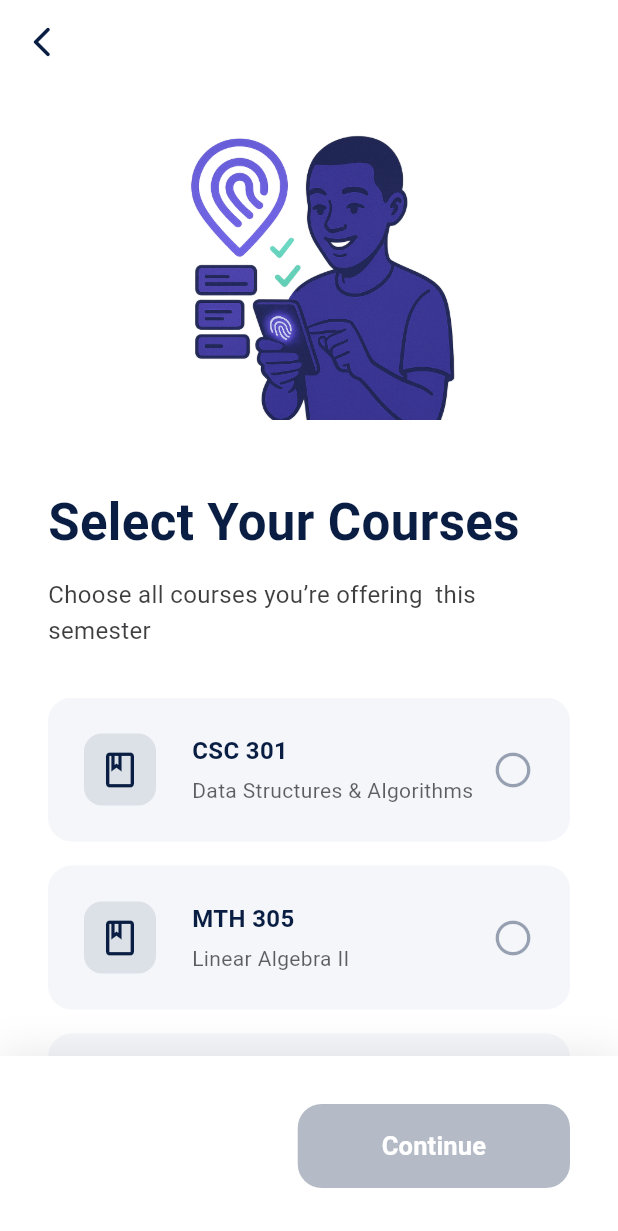
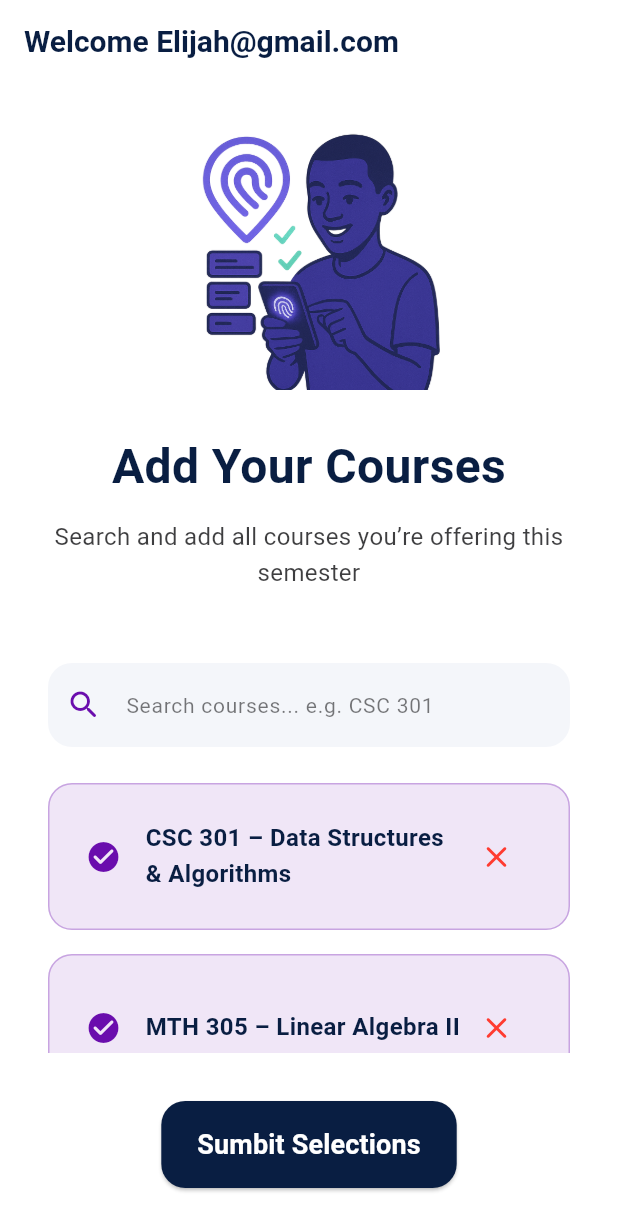
Before and after one commit to anddevhazy/attend_frontend, a Flutter app: the StudentCourseSelectionPage screen opened by its route, on a phone screen of 412 x 824 dp. Shown: the top 1231 px of the screen. Run offline on Flutter 3.47's test engine with Material 3 defaults, Android fonts, the phone set to English and light mode, and no system bars; our stand-ins replace flutter_screenutil, go_router; Roboto replaces fonts that are missing (Poppins).

Commit message:
feat(student_course_selection UI) - DONE

```diff
--- a/lib/features/student/auth/presentation/pages/student_signup_page.dart
+++ b/lib/features/student/auth/presentation/pages/student_signup_page.dart
@@ -174,7 +174,7 @@ class _StudentSignUpPageState extends State<StudentSignUpPage> {
                     if (value == null || value.isEmpty) {
                       return "Password is required";
                     }
-                    if (value.length < 6)
+                    if (value.length < 2)
                       return "Must be at least 6 characters";
                     return null;
                   },
--- a/lib/features/student/course_selection/presentation/pages/student_course_selection_page.dart
+++ b/lib/features/student/course_selection/presentation/pages/student_course_selection_page.dart
@@ -1,8 +1,14 @@
+import 'package:attend/global/components/app_dialog.dart';
+import 'package:attend/global/components/app_toast.dart';
+import 'package:attend/global/components/empty_state.dart';
+import 'package:attend/global/components/loading_overlay.dart';
+import 'package:attend/global/routes/routes.dart';
+import 'package:flutter/material.dart';
 import 'package:attend/global/constants/assets.dart';
 import 'package:attend/global/constants/colors.dart';
 import 'package:attend/global/constants/spacing.dart';
 import 'package:attend/global/constants/text_styles.dart';
-import 'package:flutter/material.dart';
+import 'package:go_router/go_router.dart';
 
 class StudentCourseSelectionPage extends StatefulWidget {
   const StudentCourseSelectionPage({super.key});
@@ -14,140 +20,198 @@ class StudentCourseSelectionPage extends StatefulWidget {
 
 class _StudentCourseSelectionPageState
     extends State<StudentCourseSelectionPage> {
-  // I will replace with real data from backend
-  final List<Map<String, dynamic>> availableCourses = [
-    {
-      'code': 'CSC 301',
-      'title': 'Data Structures & Algorithms',
-      'lecturer': 'Dr. Adebayo',
-      'selected': false,
-    },
-    {
-      'code': 'MTH 305',
-      'title': 'Linear Algebra II',
-      'lecturer': 'Prof. Okafor',
-      'selected': false,
-    },
-    {
-      'code': 'PHY 302',
-      'title': 'Electromagnetism',
-      'lecturer': 'Dr. Eze',
-      'selected': false,
-    },
-    {
-      'code': 'CHM 304',
-      'title': 'Organic Chemistry II',
-      'lecturer': 'Dr. Ibrahim',
-      'selected': false,
-    },
+  // Simulate logged-in user
+  final String userEmail = "Elijah@gmail.com";
+
+  // Simulated selected courses (user adds via search)
+  final List<String> selectedCourses = [
+    "CSC 301 – Data Structures & Algorithms",
+    "MTH 305 – Linear Algebra II",
   ];
 
-  int selectedCount = 0;
+  // Search controller
+  final TextEditingController _searchController = TextEditingController();
+
+  // Simulated search results (in real app: API call)
+  final List<String> mockSearchResults = [
+    "CSC 301 – Data Structures & Algorithms",
+    "MTH 305 – Linear Algebra II",
+    "PHY 302 – Electromagnetism",
+    "CHM 304 – Organic Chemistry II",
+    "GST 301 – Entrepreneurship",
+    "BIO 201 – Genetics",
+  ];
+
+  // Add this method inside _StudentSignUpPageState
+  Future<void> _simulateCourseSelectionSubmission() async {
+    // 1. Show loading
+    LoadingOverlay.show(context);
+
+    // Simulate network delay
+    await Future.delayed(const Duration(seconds: 2));
+
+    // === SIMULATED SCENARIOS (uncomment ONE at a time to test) ===
+
+    // Scenario 1: Network unavailable
+    // LoadingOverlay.hide();
+    // AppToast.show(
+    //   context: context,
+    //   message: "No internet connection",
+    //   type: ToastType.error,
+    // );
+    // return;
+
+    // Scenario 2: API failure (500)
+    // LoadingOverlay.hide();
+    // AppToast.show(
+    //   context: context,
+    //   message: "Server error. Try again later",
+    //   type: ToastType.error,
+    // );
+    // return;
+
+    // Scenario 4: Unexpected error (e.g. JSON parse fail)
+    // LoadingOverlay.hide();
+    // AppToast.show(
+    //   context: context,
+    //   message: "Something went wrong. Please try again",
+    //   type: ToastType.error,
+    // );
+    // return;
+
+    // // Scenario 5: SUCCESS → Course Selection Submitted created!
+    LoadingOverlay.hide();
+    AppToast.show(
+      context: context,
+      message: "Courses Successfully Selected",
+      type: ToastType.success,
+    );
+
+    // Navigate after celebration
+    await Future.delayed(const Duration(seconds: 3));
+    context.goNamed(Routes.studentDashboardName);
+  }
 
   @override
   Widget build(BuildContext context) {
-    final selectedCourses =
-        availableCourses.where((c) => c['selected'] as bool).toList();
-    selectedCount = selectedCourses.length;
-
-    return Scaffold(
+    return PopScope(
+      // This prevents back navigation AND swipe-back gesture
+      canPop: false,
+      onPopInvoked: (didPop) {
+        if (didPop) return;
+        // Optional: Ask "Exit app?" only if they try to go back
+        _showExitConfirmation(context);
+      },
+      child: Scaffold(
         backgroundColor: AppColors.white,
         appBar: AppBar(
           backgroundColor: Colors.transparent,
           elevation: 0,
-        leading: IconButton(
-          icon: const Icon(
-            Icons.arrow_back_ios_new_rounded,
+          automaticallyImplyLeading: false, // Removes back arrow completely
+          title: Text(
+            "Welcome $userEmail",
+            style: AppTextStyles.h2.copyWith(
+              fontSize: 20,
               color: AppColors.primary,
             ),
-          onPressed: () => Navigator.pop(context),
           ),
+          // actions: [
+          //   // Optional: Add a close icon that triggers exit confirmation
+          //   IconButton(
+          //     icon: Icon(Icons.close_rounded, color: AppColors.primary),
+          //     onPressed: () => _showExitConfirmation(context),
+          //   ),
+          // ],
         ),
         body: SafeArea(
           child: Column(
             children: [
+              // Hero
+              Padding(
+                padding: const EdgeInsets.only(top: AppSpacing.lg),
+                child: Image.asset(
+                  AppAssets.courseSelectionHero,
+                  height: 180,
+                  fit: BoxFit.contain,
+                ),
+              ),
+
+              SizedBox(height: AppSpacing.xl),
+
               Padding(
                 padding: const EdgeInsets.symmetric(horizontal: AppSpacing.xl),
-              child: Column(
-                crossAxisAlignment: CrossAxisAlignment.start,
-                children: [
-                  SizedBox(height: AppSpacing.lg),
+                child: Text(
+                  'Add Your Courses',
+                  style: AppTextStyles.h1.copyWith(
+                    fontSize: 32,
+                    color: AppColors.primary,
+                  ),
+                  textAlign: TextAlign.center,
+                ),
+              ),
 
-                  // Hero
-                  Center(
-                    child: Image.asset(
-                      AppAssets.courseSelectionHero,
-                      height: 200,
-                      fit: BoxFit.contain,
+              SizedBox(height: AppSpacing.md),
+
+              Padding(
+                padding: const EdgeInsets.symmetric(horizontal: AppSpacing.xl),
+                child: Text(
+                  'Search and add all courses you’re offering this semester',
+                  style: AppTextStyles.bodyLarge.copyWith(
+                    color: AppColors.textPrimary.withOpacity(0.85),
+                  ),
+                  textAlign: TextAlign.center,
                 ),
               ),
 
               SizedBox(height: AppSpacing.xxl),
 
-                  Text(
-                    'Select Your Courses',
-                    style: AppTextStyles.h1.copyWith(
-                      fontSize: 34,
-                      color: AppColors.primary,
+              // Search Bar
+              Padding(
+                padding: const EdgeInsets.symmetric(horizontal: AppSpacing.xl),
+                child: TextField(
+                  controller: _searchController,
+                  decoration: InputDecoration(
+                    hintText: 'Search courses... e.g. CSC 301',
+                    hintStyle: AppTextStyles.inputHint,
+                    prefixIcon: Icon(
+                      Icons.search_rounded,
+                      color: AppColors.accent,
+                    ),
+                    filled: true,
+                    fillColor: AppColors.background,
+                    border: OutlineInputBorder(
+                      borderRadius: BorderRadius.circular(16),
+                      borderSide: BorderSide.none,
+                    ),
+                  ),
+                  onChanged: (value) => setState(() {}), // Trigger rebuild
                 ),
               ),
 
-                  SizedBox(height: AppSpacing.md),
+              SizedBox(height: AppSpacing.lg),
 
-                  Text(
-                    'Choose all courses you’re offering  this semester',
-                    style: AppTextStyles.bodyLarge.copyWith(
-                      color: AppColors.textPrimary.withOpacity(0.85),
-                    ),
-                  ),
-
-                  SizedBox(height: AppSpacing.xl),
-                ],
-              ),
-            ),
-
-            // Course List
+              // Selected Courses List
               Expanded(
                 child:
-                  availableCourses.isEmpty
-                      ? Center(
-                        child: Column(
-                          mainAxisAlignment: MainAxisAlignment.center,
-                          children: [
-                            Image.asset(
-                              AppAssets.emptyCoursesIllustration,
-                              height: 180,
-                            ),
-                            SizedBox(height: AppSpacing.xl),
-                            Text(
-                              'No courses found 😴',
-                              style: AppTextStyles.h2.copyWith(
-                                color: AppColors.primary,
-                              ),
-                            ),
-                          ],
-                        ),
+                    selectedCourses.isEmpty
+                        ? EmptyState(
+                          illustration: AppAssets.emptyCoursesIllustration,
+                          title: "No courses added yet",
+                          subtitle:
+                              "Search and tap to add your registered courses",
                         )
-                      : ListView.separated(
+                        : ListView.builder(
                           padding: const EdgeInsets.symmetric(
                             horizontal: AppSpacing.xl,
                           ),
-                        itemCount: availableCourses.length,
-                        separatorBuilder:
-                            (_, __) => SizedBox(height: AppSpacing.md),
+                          itemCount: selectedCourses.length,
                           itemBuilder: (context, index) {
-                          final course = availableCourses[index];
-                          final bool isSelected = course['selected'] as bool;
-
-                          return _CourseTile(
-                            code: course['code'] as String,
-                            title: course['title'] as String,
-                            lecturer: course['lecturer'] as String,
-                            isSelected: isSelected,
-                            onTap: () {
+                            final course = selectedCourses[index];
+                            return _SelectedCourseTile(
+                              course: course,
+                              onRemove: () {
                                 setState(() {
-                                availableCourses[index]['selected'] =
-                                    !isSelected;
+                                  selectedCourses.removeAt(index);
                                 });
                               },
                             );
@@ -155,57 +219,34 @@ class _StudentCourseSelectionPageState
                         ),
               ),
 
-            // Bottom sticky bar
+              // Continue Button
               Container(
                 padding: const EdgeInsets.all(AppSpacing.xl),
-              decoration: BoxDecoration(
-                color: AppColors.white,
-                boxShadow: [
-                  BoxShadow(
-                    color: Colors.black.withOpacity(0.08),
-                    blurRadius: 20,
-                    offset: const Offset(0, -4),
-                  ),
-                ],
-              ),
                 child: SafeArea(
                   top: false,
-                child: Row(
-                  children: [
-                    Text(
-                      '$selectedCount selected',
-                      style: AppTextStyles.bodyLarge.copyWith(
-                        fontWeight: FontWeight.w600,
-                      ),
-                    ),
-                    const Spacer(),
-                    SizedBox(
-                      height: 56,
+                  child: SizedBox(
+                    height: 58,
                     child: ElevatedButton(
                       onPressed:
-                            selectedCount > 0
-                                ? () {
-                                  // You will save courses & go to dashboard
-                                }
+                          selectedCourses.isNotEmpty
+                              ? () => _showConfirmationDialog(context)
                               : null,
                       style: ElevatedButton.styleFrom(
                         backgroundColor: AppColors.primary,
-                          disabledBackgroundColor: AppColors.primary
-                              .withOpacity(0.3),
+                        disabledBackgroundColor: AppColors.primary.withOpacity(
+                          0.3,
+                        ),
                         shape: RoundedRectangleBorder(
                           borderRadius: BorderRadius.circular(16),
                         ),
                       ),
-                        child: Padding(
-                          padding: const EdgeInsets.symmetric(
-                            horizontal: AppSpacing.xl,
-                          ),
                       child: Text(
-                            'Continue',
+                        'Sumbit Selections',
                         style: AppTextStyles.bodyLarge.copyWith(
-                              fontSize: 17,
+                          fontSize: 18,
                           fontWeight: FontWeight.w700,
                           color: AppColors.white,
+                        ),
                       ),
                     ),
                   ),
@@ -215,91 +256,77 @@ class _StudentCourseSelectionPageState
           ),
         ),
       ),
-          ],
-        ),
-      ),
     );
+  }
+
+  void _showConfirmationDialog(BuildContext context) {
+    AppDialog.confirm(
+      context: context,
+      title: "Confirm Courses",
+      message:
+          "You selected ${selectedCourses.length} course(s):\n\n${selectedCourses.join('\n')}\n\nThis cannot be changed later without contacting support.",
+      confirmText: "Yes, Submit",
+      cancelText: "Edit List",
+    ).then((confirmed) {
+      if (confirmed == true) {
+        _simulateCourseSelectionSubmission();
+      }
+    });
+  }
+
+  void _showExitConfirmation(BuildContext context) {
+    AppDialog.confirm(
+      context: context,
+      title: "Exit App?",
+      message:
+          "You haven't completed course selection.\n\nAre you sure you want to exit?",
+      confirmText: "Stay",
+      cancelText: "Exit App",
+    ).then((exit) {
+      if (exit == true) {
+        Navigator.of(
+          context,
+        ).popUntil((route) => route.isFirst); // Or SystemNavigator.pop()
+      }
+    });
   }
 }
 
-class _CourseTile extends StatelessWidget {
-  final String code;
-  final String title;
-  final String lecturer;
-  final bool isSelected;
-  final VoidCallback onTap;
+// Selected Course Tile
+class _SelectedCourseTile extends StatelessWidget {
+  final String course;
+  final VoidCallback onRemove;
 
-  const _CourseTile({
-    required this.code,
-    required this.title,
-    required this.lecturer,
-    required this.isSelected,
-    required this.onTap,
-  });
+  const _SelectedCourseTile({required this.course, required this.onRemove});
 
   @override
   Widget build(BuildContext context) {
-    return Material(
+    return Container(
+      margin: EdgeInsets.only(bottom: AppSpacing.md),
+      padding: EdgeInsets.all(AppSpacing.lg),
+      decoration: BoxDecoration(
+        color: AppColors.accent.withOpacity(0.1),
         borderRadius: BorderRadius.circular(16),
-      color:
-          isSelected ? AppColors.accent.withOpacity(0.1) : AppColors.background,
-      child: InkWell(
-        borderRadius: BorderRadius.circular(16),
-        onTap: onTap,
-        child: Padding(
-          padding: const EdgeInsets.all(AppSpacing.lg),
+        border: Border.all(color: AppColors.accent.withOpacity(0.3)),
+      ),
       child: Row(
         children: [
-              AnimatedContainer(
-                duration: const Duration(milliseconds: 300),
-                width: 48,
-                height: 48,
-                decoration: BoxDecoration(
-                  color:
-                      isSelected
-                          ? AppColors.accent
-                          : AppColors.primary.withOpacity(0.1),
-                  borderRadius: BorderRadius.circular(12),
-                ),
-                child: Icon(
-                  isSelected ? Icons.check : Icons.book_outlined,
-                  color: isSelected ? AppColors.white : AppColors.primary,
-                  size: 28,
-                ),
-              ),
-              SizedBox(width: AppSpacing.lg),
+          Icon(Icons.check_circle_rounded, color: AppColors.accent),
+          SizedBox(width: AppSpacing.md),
           Expanded(
-                child: Column(
-                  crossAxisAlignment: CrossAxisAlignment.start,
-                  children: [
-                    Text(
-                      code,
+            child: Text(
+              course,
               style: AppTextStyles.bodyLarge.copyWith(
                 fontWeight: FontWeight.w600,
                 color: AppColors.primary,
               ),
             ),
-                    SizedBox(height: 4),
-                    Text(
-                      title,
-                      style: AppTextStyles.bodyMedium.copyWith(
-                        color: AppColors.textPrimary.withOpacity(0.7),
           ),
+          IconButton(
+            icon: Icon(Icons.close_rounded, color: AppColors.error),
+            onPressed: onRemove,
           ),
         ],
-                ),
-              ),
-              Icon(
-                isSelected ? Icons.check_circle : Icons.radio_button_unchecked,
-                color:
-                    isSelected
-                        ? AppColors.accent
-                        : AppColors.primary.withOpacity(0.4),
-                size: 28,
-              ),
-            ],
-          ),
-        ),
       ),
     );
   }
--- a/lib/global/routes/routes.dart
+++ b/lib/global/routes/routes.dart
@@ -62,7 +62,9 @@ class Routes {
   static final GoRouter router = GoRouter(
     navigatorKey: rootNavigatorKey,
 
-    initialLocation: splashPath,
+    // initialLocation: splashPath,
+    initialLocation: studentDashboardPath,
+
     routes: [
       GoRoute(
         path: splashPath,
```
Also changed, not shown: lib/features/student/dashboard/presentation/pages/student_dashboard_page.dart (+5 -4 lines), lib/global/components/app_dialog.dart (added, +57 -0 lines), lib/global/components/empty_state.dart (added, +56 -0 lines). Lines whose indentation alone changed are shown as unchanged.
